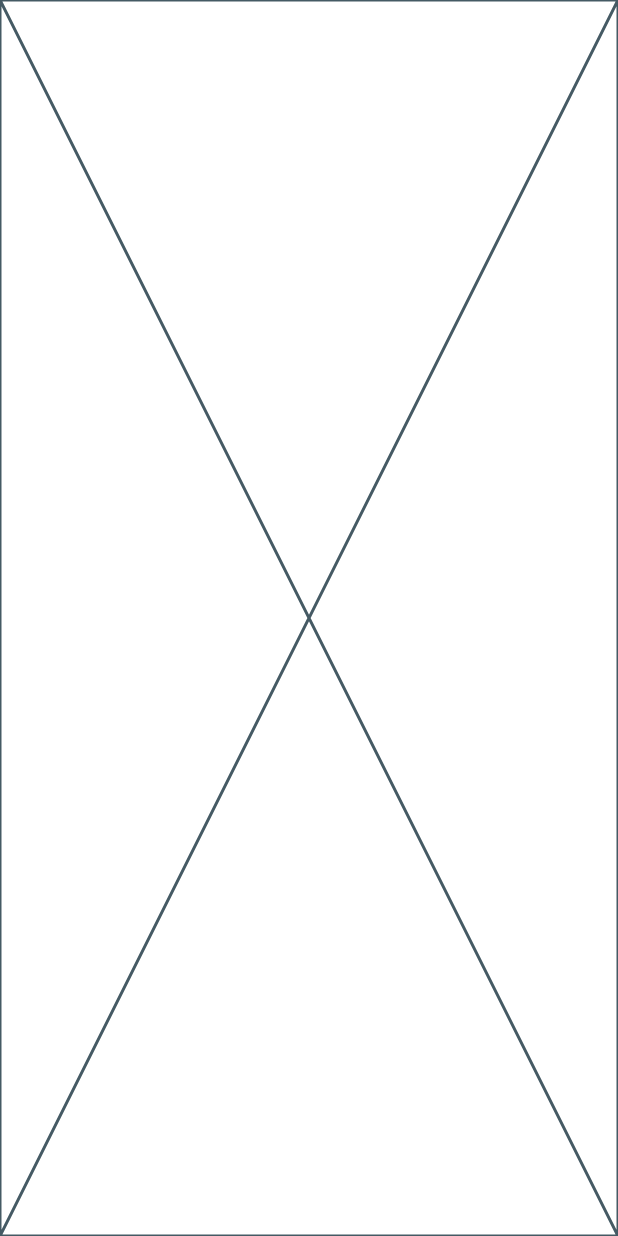
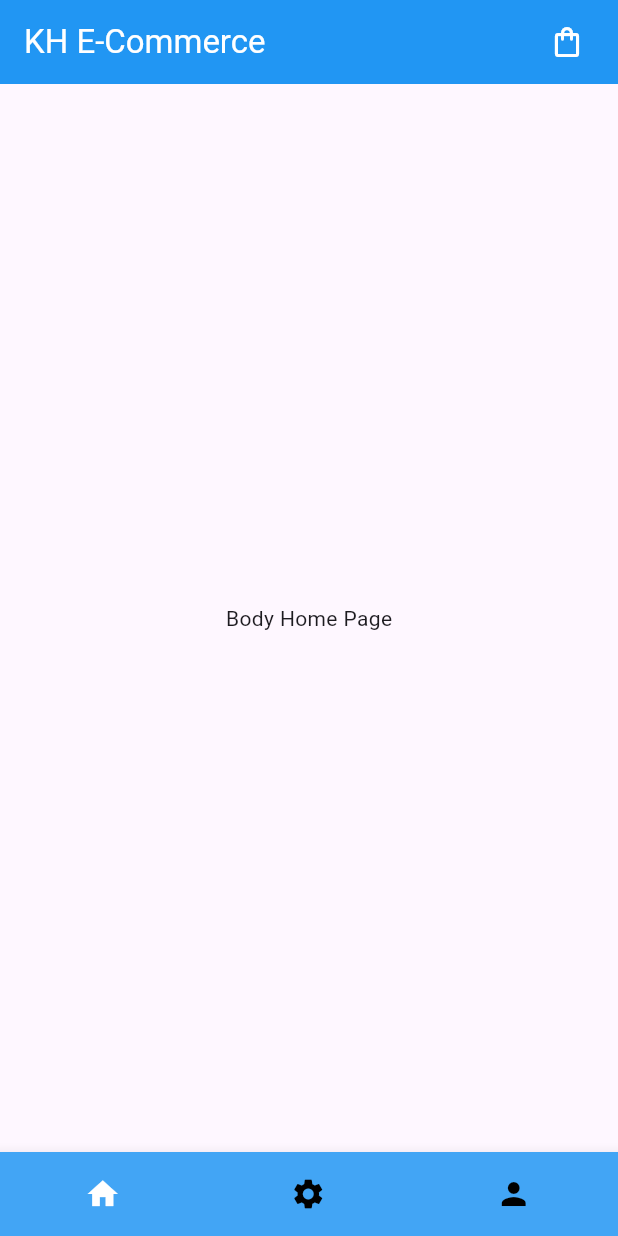
Before and after one commit to yengkh/e-commerce-flutter-app, a Flutter app: the screen it shows after launch, on a phone screen of 412 x 824 dp. Run offline on Flutter 3.47's test engine with Material 3 defaults, Android fonts, the phone set to English and light mode, and no system bars; drawn by our look-alikes of animated_bottom_navigation_bar; our stand-ins replace get.

Commit message:
Commit appbar and botombar

```diff
--- a/lib/main.dart
+++ b/lib/main.dart
@@ -11,6 +11,7 @@ class MyApp extends StatelessWidget {
   @override
   Widget build(BuildContext context) {
     return MaterialApp(
+      debugShowCheckedModeBanner: false,
       title: 'Flutter Demo',
       theme: ThemeData(
         colorScheme: ColorScheme.fromSeed(seedColor: Colors.deepPurple),
--- a/lib/screens/home_page/home_page.dart
+++ b/lib/screens/home_page/home_page.dart
@@ -1,10 +1,43 @@
+import 'package:animated_bottom_navigation_bar/animated_bottom_navigation_bar.dart';
+import 'package:e_commerce_flutter_app/screens/home_page_body/home_page_body.dart';
+import 'package:e_commerce_flutter_app/screens/profile/profile.dart';
+import 'package:e_commerce_flutter_app/screens/setting/setting.dart';
 import 'package:flutter/material.dart';
 
-class MyHomePage extends StatelessWidget {
+class MyHomePage extends StatefulWidget {
   const MyHomePage({super.key});
 
   @override
+  State<MyHomePage> createState() => _MyHomePageState();
+}
+
+class _MyHomePageState extends State<MyHomePage> {
+  int _currentIndex = 0;
+
+  List<Widget> bodyList = [
+    const HomePageBody(),
+    const Setting(),
+    const Profile(),
+  ];
+
+  final List<IconData> _iconList = [
+    Icons.home,
+    Icons.settings,
+    Icons.person,
+  ];
+  @override
   Widget build(BuildContext context) {
-    return const Placeholder();
+    return Scaffold(
+      body: bodyList[_currentIndex],
+      bottomNavigationBar: AnimatedBottomNavigationBar(
+        activeColor: Colors.white,
+        backgroundColor: Colors.blue[400],
+        blurEffect: true,
+        gapWidth: 1.0,
+        icons: _iconList,
+        activeIndex: _currentIndex,
+        onTap: (index) => setState(() => _currentIndex = index),
+      ),
+    );
   }
 }
--- /dev/null
+++ b/lib/screens/home_page_body/home_page_body.dart
@@ -0,0 +1,40 @@
+import 'package:e_commerce_flutter_app/screens/cart/cart_page.dart';
+import 'package:flutter/material.dart';
+import 'package:get/get.dart';
+import 'package:get/get_core/src/get_main.dart';
+
+class HomePageBody extends StatelessWidget {
+  const HomePageBody({super.key});
+
+  @override
+  Widget build(BuildContext context) {
+    return Scaffold(
+      appBar: AppBar(
+        backgroundColor: Colors.blue,
+        title: const Text(
+          "KH E-Commerce",
+          style: TextStyle(color: Colors.white),
+        ),
+        actions: [
+          IconButton(
+            onPressed: () {
+              Get.to(
+                const CartPage(),
+              );
+            },
+            icon: const Icon(
+              Icons.shopping_bag_outlined,
+              color: Colors.white,
+            ),
+          ),
+          const SizedBox(
+            width: 10.0,
+          ),
+        ],
+      ),
+      body: const Center(
+        child: Text("Body Home Page"),
+      ),
+    );
+  }
+}
```
Also changed, not shown: lib/screens/cart/cart_page.dart (added, +19 -0 lines), lib/screens/profile/profile.dart (added, +14 -0 lines), lib/screens/setting/setting.dart (added, +14 -0 lines), pubspec.yaml (+3 -70 lines), pubspec.lock.
